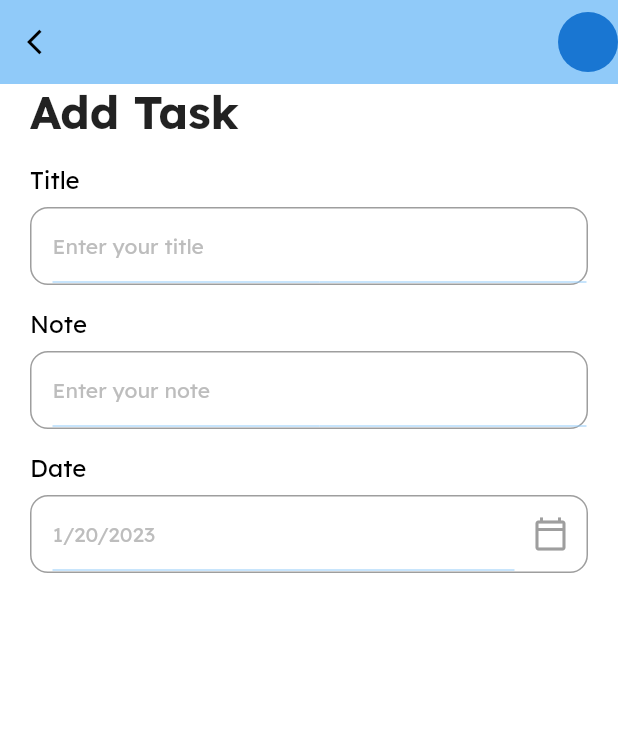
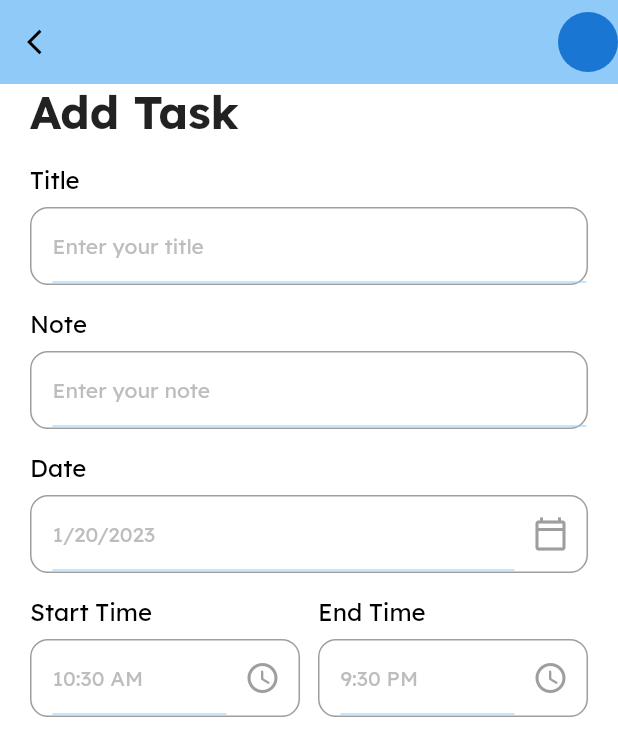
Before and after one commit to anthonyarinze/student_app, a Flutter app: the AddTaskPage screen opened directly, on a phone screen of 412 x 824 dp. Shown: the top 756 px of the screen. Run offline on Flutter 3.47's test engine with Material 2 defaults, Android fonts, the phone set to English and light mode, and no system bars; our stand-ins replace date_picker_timeline, firebase_auth, firebase_core, flutter_local_notifications, get, get_storage and 4 more; accounts and stored records are empty.

Commit message:
Add Task Page Progress

```diff
--- a/lib/pages/add_task.dart
+++ b/lib/pages/add_task.dart
@@ -12,12 +12,14 @@
 
 class _AddTaskPageState extends State<AddTaskPage> {
   DateTime _selectedDate = DateTime.now();
+  String _endTime = "9:30 PM";
+  String _startTime = DateFormat("hh:mm a").format(DateTime.now()).toString();
   @override
   Widget build(BuildContext context) {
     return SafeArea(
       child: Scaffold(
         backgroundColor: Colors.white,
-        appBar: _appbar(context),
+        appBar: _appbar(),
         body: Container(
           padding: const EdgeInsets.only(left: 20, right: 20),
           child: SingleChildScrollView(
@@ -47,6 +49,41 @@
                     },
                   ),
                 ),
+                Row(
+                  children: [
+                    Expanded(
+                      child: MyInputField(
+                        title: "Start Time",
+                        hint: _startTime,
+                        widget: IconButton(
+                          icon: const Icon(
+                            Icons.access_time_rounded,
+                            color: Colors.grey,
+                          ),
+                          onPressed: () {
+                            _getTimeFromUser(isStartTime: true);
+                          },
+                        ),
+                      ),
+                    ),
+                    const SizedBox(width: 12),
+                    Expanded(
+                      child: MyInputField(
+                        title: "End Time",
+                        hint: _endTime,
+                        widget: IconButton(
+                          icon: const Icon(
+                            Icons.access_time_rounded,
+                            color: Colors.grey,
+                          ),
+                          onPressed: () {
+                            _getTimeFromUser(isStartTime: false);
+                          },
+                        ),
+                      ),
+                    ),
+                  ],
+                ),
               ],
             ),
           ),
@@ -70,7 +107,7 @@
     } else {}
   }
 
-  _appbar(BuildContext context) {
+  _appbar() {
     return AppBar(
       elevation: 0,
       backgroundColor: context.theme.backgroundColor,
@@ -87,4 +124,35 @@
       ],
     );
   }
+
+  _getTimeFromUser({required bool isStartTime}) async {
+    var pickedTime = await _showTimePicker();
+    String formattedTime = pickedTime.format(context);
+    if (pickedTime == null) {
+      print("Time Canceled");
+    } else if (isStartTime == true) {
+      setState(() {
+        _startTime = formattedTime;
+      });
+    } else if (isStartTime == false) {
+      setState(() {
+        _endTime = formattedTime;
+      });
+    }
+  }
+
+  _showTimePicker() {
+    return showTimePicker(
+      initialEntryMode: TimePickerEntryMode.input,
+      context: context,
+      initialTime: TimeOfDay(
+        hour: int.parse(
+          _startTime.split(":")[0],
+        ),
+        minute: int.parse(
+          _startTime.split(":")[1].split(" ")[0],
+        ),
+      ),
+    );
+  }
 }
```
